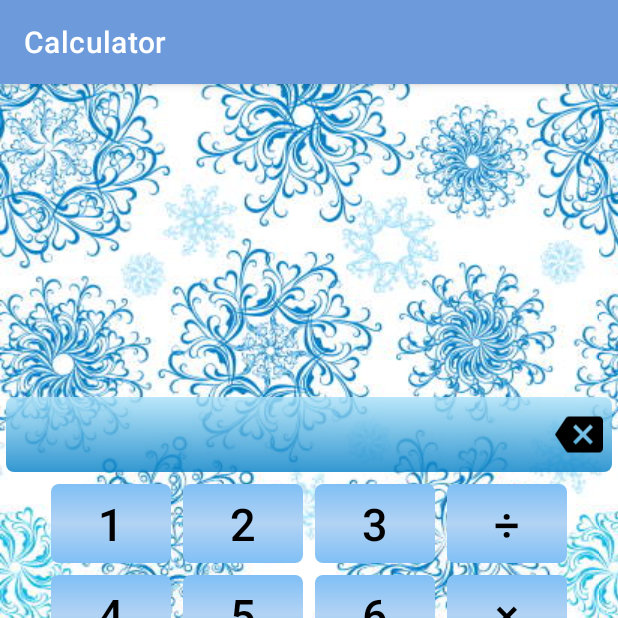
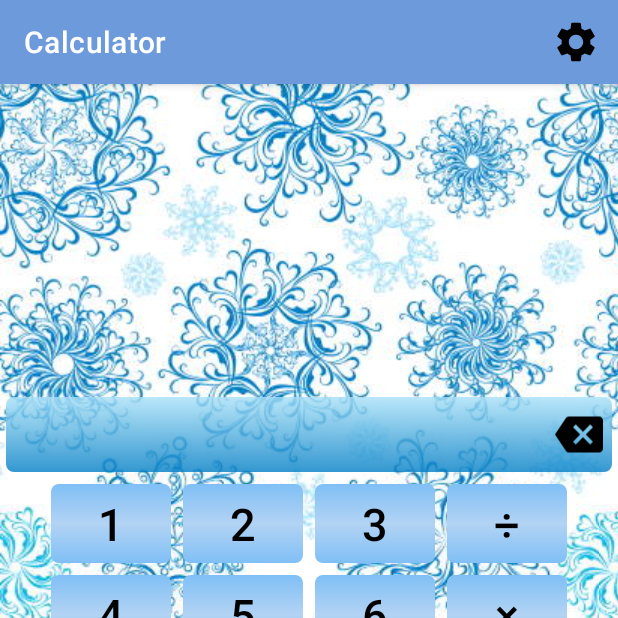
Before and after one commit to NeoSvet/Android1, an Android app: the screen it shows after launch (MainActivity), on a phone screen of 412 x 824 dp, the top half of it. Run offline under Robolectric (Android 15) with nearby library versions, the phone set to English and light mode, and no system bars.

```diff
--- a/Calculator/src/main/java/ru/neosvet/calculator/MainActivity.java
+++ b/Calculator/src/main/java/ru/neosvet/calculator/MainActivity.java
@@ -3,7 +3,10 @@ package ru.neosvet.calculator;
 import androidx.annotation.NonNull;
 import androidx.appcompat.app.AppCompatActivity;
 
+import android.content.Intent;
 import android.os.Bundle;
+import android.view.Menu;
+import android.view.MenuItem;
 import android.view.View;
 import android.widget.Button;
 import android.widget.TextView;
@@ -21,6 +24,20 @@ public class MainActivity extends AppCompatActivity implements Calculator.Callba
         initCalculator();
         initNumeralButtons();
         initOtherButtons();
+    }
+
+    @Override
+    public boolean onCreateOptionsMenu(Menu menu) {
+        MenuItem item = menu.add(R.string.settings);
+        item.setIcon(R.drawable.ic_baseline_settings_32);
+        item.setShowAsAction(MenuItem.SHOW_AS_ACTION_ALWAYS);
+        return true;
+    }
+
+    @Override
+    public boolean onOptionsItemSelected(MenuItem item) {
+
+        return super.onOptionsItemSelected(item);
     }
 
     @Override
--- /dev/null
+++ b/Calculator/src/main/res/drawable/ic_baseline_settings_32.xml
@@ -0,0 +1,5 @@
+<vector android:height="32dp" android:tint="?attr/colorOnPrimary"
+    android:viewportHeight="24" android:viewportWidth="24"
+    android:width="32dp" xmlns:android="http://schemas.android.com/apk/res/android">
+    <path android:fillColor="?attr/colorOnPrimary" android:pathData="M19.14,12.94c0.04,-0.3 0.06,-0.61 0.06,-0.94c0,-0.32 -0.02,-0.64 -0.07,-0.94l2.03,-1.58c0.18,-0.14 0.23,-0.41 0.12,-0.61l-1.92,-3.32c-0.12,-0.22 -0.37,-0.29 -0.59,-0.22l-2.39,0.96c-0.5,-0.38 -1.03,-0.7 -1.62,-0.94L14.4,2.81c-0.04,-0.24 -0.24,-0.41 -0.48,-0.41h-3.84c-0.24,0 -0.43,0.17 -0.47,0.41L9.25,5.35C8.66,5.59 8.12,5.92 7.63,6.29L5.24,5.33c-0.22,-0.08 -0.47,0 -0.59,0.22L2.74,8.87C2.62,9.08 2.66,9.34 2.86,9.48l2.03,1.58C4.84,11.36 4.8,11.69 4.8,12s0.02,0.64 0.07,0.94l-2.03,1.58c-0.18,0.14 -0.23,0.41 -0.12,0.61l1.92,3.32c0.12,0.22 0.37,0.29 0.59,0.22l2.39,-0.96c0.5,0.38 1.03,0.7 1.62,0.94l0.36,2.54c0.05,0.24 0.24,0.41 0.48,0.41h3.84c0.24,0 0.44,-0.17 0.47,-0.41l0.36,-2.54c0.59,-0.24 1.13,-0.56 1.62,-0.94l2.39,0.96c0.22,0.08 0.47,0 0.59,-0.22l1.92,-3.32c0.12,-0.22 0.07,-0.47 -0.12,-0.61L19.14,12.94zM12,15.6c-1.98,0 -3.6,-1.62 -3.6,-3.6s1.62,-3.6 3.6,-3.6s3.6,1.62 3.6,3.6S13.98,15.6 12,15.6z"/>
+</vector>
--- a/Calculator/src/main/res/values/strings.xml
+++ b/Calculator/src/main/res/values/strings.xml
@@ -16,4 +16,5 @@
     <string name="multiplication">×</string>
     <string name="division">÷</string>
     <string name="dot">.</string>
+    <string name="settings">Настройки</string>
 </resources>
```
